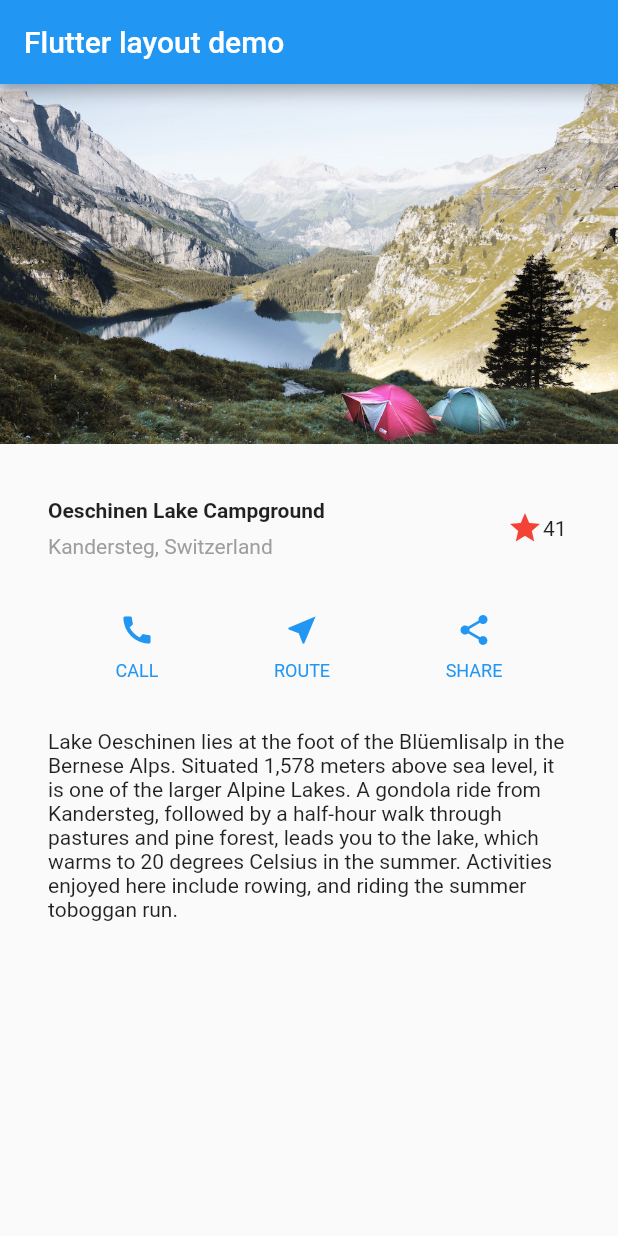
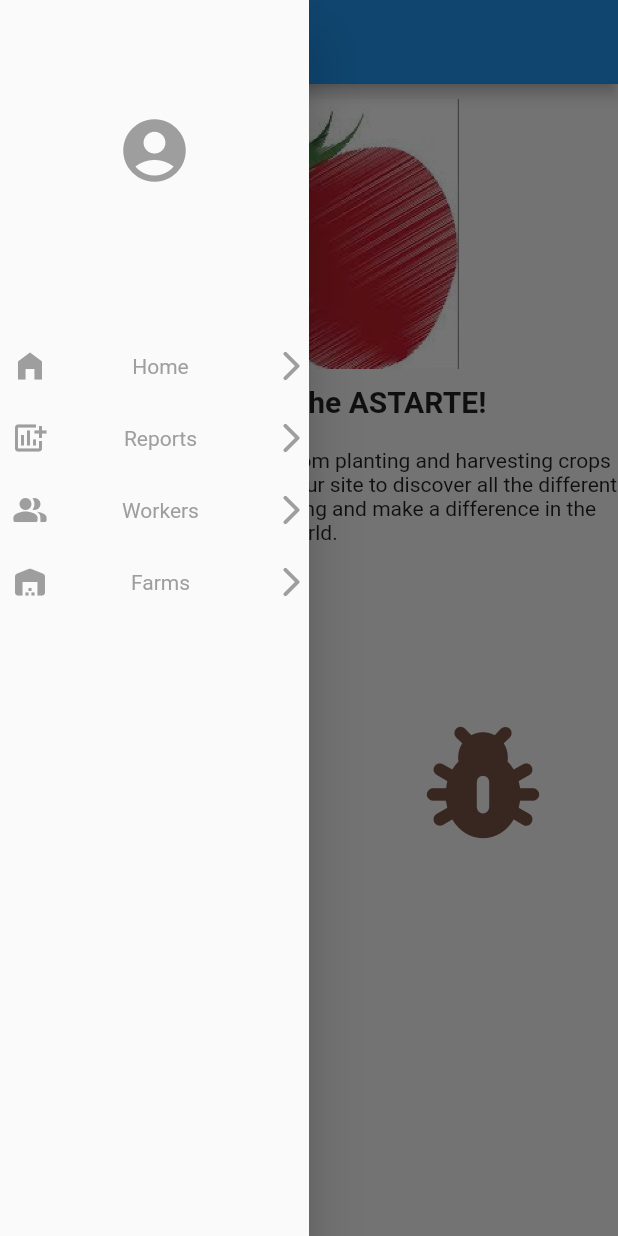
Before and after one commit to aerengns/ASTARTE, a Flutter app: the screen it shows after launch, with the side drawer open (before the commit the screen has no drawer), on a phone screen of 412 x 824 dp. Run offline on Flutter 3.47's test engine with Material 2 defaults, Android fonts, the phone set to English and light mode, and no system bars; our stand-ins replace font_awesome_flutter.

Commit message:
Created Homepage and Sidebar

```diff
--- /dev/null
+++ b/flutter_test/flutter_init/my_app/lib/farms.dart
@@ -0,0 +1,22 @@
+import 'package:flutter/material.dart';
+import 'package:my_app/sidebar.dart';
+
+class Farms extends StatefulWidget {
+  const Farms({Key? key}) : super(key: key);
+
+  @override
+  State<Farms> createState() => _FarmsState();
+}
+
+class _FarmsState extends State<Farms> {
+  @override
+  Widget build(BuildContext context) {
+    return Scaffold(
+      appBar: AppBar(
+        title: const Text('Farms'),
+      ),
+      body: Container(),
+      drawer: sideBar(context),
+    );
+  }
+}
--- /dev/null
+++ b/flutter_test/flutter_init/my_app/lib/homepage.dart
@@ -0,0 +1,58 @@
+import 'package:flutter/material.dart';
+import 'package:my_app/sidebar.dart';
+
+class HomePage extends StatefulWidget {
+  const HomePage({super.key});
+
+  @override
+  _HomePageState createState() => _HomePageState();
+}
+
+class _HomePageState extends State<HomePage> {
+  @override
+  Widget build(BuildContext context) {
+    return Scaffold(
+        appBar: AppBar(
+          title: const Text('ASTARTE'),
+        ),
+        body: Container(
+          child: Column(
+            crossAxisAlignment: CrossAxisAlignment.center,
+            children: [
+              Image.asset(
+                'assets/images/astarte.jpg',
+                height: 200,
+                width: 200,
+              ),
+              const Text(
+                'Welcome to the ASTARTE!',
+                style: TextStyle(
+                  fontSize: 20,
+                  fontWeight: FontWeight.bold,
+                ),
+              ),
+              const SizedBox(height: 20),
+              const Text(
+                'Here you can track your farm, from planting and harvesting crops to taking care of pests. Explore our site to discover all the different ways you can get help in farming and make a difference in the world.',
+                style: TextStyle(
+                  fontSize: 14,
+                ),
+                textAlign: TextAlign.center,
+              ),
+              const SizedBox(height: 100,),
+              Padding(
+                padding: const EdgeInsets.only(right: 100.0, left: 40),
+                child: Row(
+                  mainAxisAlignment: MainAxisAlignment.spaceBetween,
+                  children: [
+                    IconButton(onPressed: (){}, icon:  const Icon(Icons.water_drop_rounded, size: 100,color:Colors.blueAccent)),
+                    IconButton(onPressed: (){}, icon: const Icon(Icons.pest_control_rounded, size: 100, color: Colors.brown,)),
+                  ],
+                ),
+              ),
+            ],
+          ),
+        ),
+        drawer: sideBar(context));
+  }
+}
--- a/flutter_test/flutter_init/my_app/lib/main.dart
+++ b/flutter_test/flutter_init/my_app/lib/main.dart
@@ -1,166 +1,27 @@
 import 'package:flutter/material.dart';
-// Uncomment lines 3 and 6 to view the visual layout at runtime.
-// import 'package:flutter/rendering.dart' show debugPaintSizeEnabled;
+import 'package:my_app/homepage.dart';
+import 'package:my_app/reports.dart';
+import 'package:my_app/workers.dart';
+import 'package:my_app/farms.dart';
 
-void main() {
-  // debugPaintSizeEnabled = true;
-  runApp(const MyApp());
-}
+void main() => runApp(const Astarte());
 
-class MyApp extends StatelessWidget {
-  const MyApp({super.key});
+class Astarte extends StatelessWidget {
+  const Astarte({super.key});
 
   @override
   Widget build(BuildContext context) {
-    Widget titleSection = Container(
-      padding: const EdgeInsets.all(32),
-      child: Row(
-        children: [
-          Expanded(
-            /*1*/
-            child: Column(
-              crossAxisAlignment: CrossAxisAlignment.start,
-              children: [
-                /*2*/
-                Container(
-                  padding: const EdgeInsets.only(bottom: 8),
-                  child: const Text(
-                    'Oeschinen Lake Campground',
-                    style: TextStyle(
-                      fontWeight: FontWeight.bold,
-                    ),
-                  ),
-                ),
-                Text(
-                  'Kandersteg, Switzerland',
-                  style: TextStyle(
-                    color: Colors.grey[500],
-                  ),
-                ),
-              ],
-            ),
-          ),
-          const FavoriteWidget(),
-        ],
-      ),
-    );
-
-    Color color = Theme.of(context).primaryColor;
-
-    Widget buttonSection = Row(
-      mainAxisAlignment: MainAxisAlignment.spaceEvenly,
-      children: [
-        _buildButtonColumn(color, Icons.call, 'CALL'),
-        _buildButtonColumn(color, Icons.near_me, 'ROUTE'),
-        _buildButtonColumn(color, Icons.share, 'SHARE'),
-      ],
-    );
-
-    Widget textSection = const Padding(
-      padding: EdgeInsets.all(32),
-      child: Text(
-        'Lake Oeschinen lies at the foot of the Blüemlisalp in the Bernese '
-            'Alps. Situated 1,578 meters above sea level, it is one of the '
-            'larger Alpine Lakes. A gondola ride from Kandersteg, followed by a '
-            'half-hour walk through pastures and pine forest, leads you to the '
-            'lake, which warms to 20 degrees Celsius in the summer. Activities '
-            'enjoyed here include rowing, and riding the summer toboggan run.',
-        softWrap: true,
-      ),
-    );
-
     return MaterialApp(
-      title: 'Flutter layout demo',
-      home: Scaffold(
-        appBar: AppBar(
-          title: const Text('Flutter layout demo'),
-        ),
-        body: ListView(
-          children: [
-            Image.asset(
-              'assets/images/lake.jpg',
-              width: 600,
-              height: 240,
-              fit: BoxFit.cover,
-            ),
-            titleSection,
-            buttonSection,
-            textSection,
-          ],
-        ),
-      ),
-    );
-  }
-
-  Column _buildButtonColumn(Color color, IconData icon, String label) {
-    return Column(
-      mainAxisSize: MainAxisSize.min,
-      mainAxisAlignment: MainAxisAlignment.center,
-      children: [
-        Icon(icon, color: color),
-        Container(
-          margin: const EdgeInsets.only(top: 8),
-          child: Text(
-            label,
-            style: TextStyle(
-              fontSize: 12,
-              fontWeight: FontWeight.w400,
-              color: color,
-            ),
-          ),
-        ),
-      ],
+      title: 'ASTARTE',
+      initialRoute: '/',
+      routes: {
+        // When navigating to the "/" route, build the FirstScreen widget.
+        '/': (context) => const HomePage(),
+        // When navigating to the "/second" route, build the SecondScreen widget.
+        '/reports': (context) => const Reports(),
+        '/workers': (context) => const Workers(),
+        '/farms': (context) => const Farms(),
+      },
     );
   }
 }
-
-class FavoriteWidget extends StatefulWidget {
-  const FavoriteWidget({super.key});
-
-  @override
-  State<FavoriteWidget> createState() => _FavoriteWidgetState();
-}
-
-class _FavoriteWidgetState extends State<FavoriteWidget> {
-  bool _isFavorited = true;
-  int _favoriteCount = 41;
-
-  void _toggleFavorite() {
-    setState(() {
-      if (_isFavorited) {
-        _favoriteCount -= 1;
-        _isFavorited = false;
-      } else {
-        _favoriteCount += 1;
-        _isFavorited = true;
-      }
-    });
-  }
-
-  @override
-  Widget build(BuildContext context) {
-    return Row(
-      mainAxisSize: MainAxisSize.min,
-      children: [
-        Container(
-          padding: const EdgeInsets.all(0),
-          child: IconButton(
-            padding: const EdgeInsets.all(0),
-            alignment: Alignment.centerRight,
-            icon: (_isFavorited
-                ? const Icon(Icons.star)
-                : const Icon(Icons.star_border)),
-            color: Colors.red[500],
-            onPressed: _toggleFavorite,
-          ),
-        ),
-        SizedBox(
-          width: 18,
-          child: SizedBox(
-            child: Text('$_favoriteCount'),
-          ),
-        ),
-      ],
-    );
-  }
-}
--- /dev/null
+++ b/flutter_test/flutter_init/my_app/lib/sidebar.dart
@@ -0,0 +1,93 @@
+import 'package:flutter/material.dart';
+
+Widget sideBar(BuildContext context) {
+  return Drawer(
+    width: MediaQuery.of(context).size.width * 0.5,
+    child: ListView(
+      padding: const EdgeInsets.only(left: 8),
+      children: <Widget>[
+        // Add items to the sidebar here
+        Container(
+          height: 200,
+          padding: const EdgeInsets.only(right: 8),
+          child: IconButton(
+              onPressed: () {},
+              color: Colors.grey,
+              icon: const Icon(Icons.account_circle_rounded, size: 50)),
+        ),
+        const Padding(padding: EdgeInsets.symmetric(vertical: 10.0)),
+        RawMaterialButton(
+          textStyle: const TextStyle(color: Colors.grey),
+          onPressed: () {
+            Navigator.popUntil(context, ModalRoute.withName('/'));
+          },
+          child: Row(
+            mainAxisAlignment: MainAxisAlignment.spaceBetween,
+            children: const [
+              Icon(Icons.home_filled),
+              Text("Home"),
+              Icon(Icons.arrow_forward_ios_rounded)
+            ],
+          ),
+        ),
+        RawMaterialButton(
+          textStyle: const TextStyle(color: Colors.grey),
+          onPressed: () {
+            Navigator.pushNamed(context, '/reports');
+          },
+          child: Row(
+            mainAxisAlignment: MainAxisAlignment.spaceBetween,
+            children: const [
+              Icon(Icons.add_chart),
+              Text("Reports"),
+              Icon(Icons.arrow_forward_ios_rounded)
+            ],
+          ),
+        ),
+        RawMaterialButton(
+          textStyle: const TextStyle(color: Colors.grey),
+          onPressed: () {
+            Navigator.pushNamed(context, '/workers');
+          },
+          child: Row(
+            mainAxisAlignment: MainAxisAlignment.spaceBetween,
+            children: const [
+              Icon(Icons.people_alt_rounded),
+              Text("Workers"),
+              Icon(Icons.arrow_forward_ios_rounded)
+            ],
+          ),
+        ),
+        RawMaterialButton(
+          textStyle: const TextStyle(color: Colors.grey),
+          onPressed: () {
+            Navigator.pushNamed(context, '/farms');
+          },
+          child: Row(
+            mainAxisAlignment: MainAxisAlignment.spaceBetween,
+            children: const [
+              Icon(Icons.warehouse_rounded),
+              Text("Farms"),
+              Icon(Icons.arrow_forward_ios_rounded)
+            ],
+          ),
+        ),
+        const SizedBox(height: 420,),
+        RawMaterialButton(
+          textStyle: const TextStyle(color: Colors.grey),
+          onPressed: () {
+          },
+          child: Row(
+            mainAxisAlignment: MainAxisAlignment.start,
+            children: const [
+              Icon(Icons.settings),
+              Padding(
+                  padding: EdgeInsets.only(left: 30),
+                  child: Text("Settings")),
+            ],
+          ),
+        ),
+      ],
+    ),
+  );
+}
--- /dev/null
+++ b/flutter_test/flutter_init/my_app/lib/workers.dart
@@ -0,0 +1,17 @@
+import 'package:flutter/material.dart';
+import 'package:my_app/sidebar.dart';
+
+class Workers extends StatelessWidget {
+  const Workers({Key? key}) : super(key: key);
+
+  @override
+  Widget build(BuildContext context) {
+    return Scaffold(
+      appBar: AppBar(
+        title: const Text('Workers'),
+      ),
+      body: Container(),
+      drawer: sideBar(context),
+    );
+  }
+}
```
Also changed, not shown: flutter_test/flutter_init/my_app/lib/international.dart (deleted, +0 -43 lines), flutter_test/flutter_init/my_app/lib/reports.dart (added, +52 -0 lines), 1 other file.
